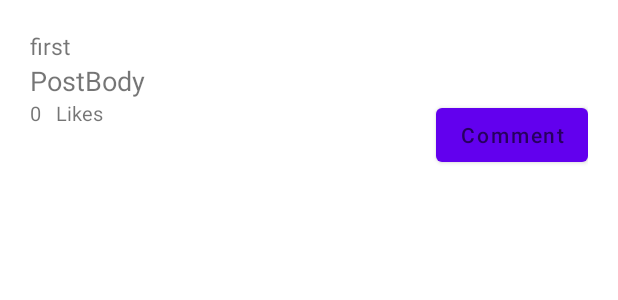
After one commit to IatrouNick/OnlyVoiceApp, an Android app: the layout activity_posts_items.xml on its own in the app's theme, with its tools: preview values and no code run, on a phone screen of 412 x 824 dp. The commit adds this screen. Shown: the top 300 px of the screen. Run offline under Robolectric (Android 15) with nearby library versions, the phone set to English and light mode, and no system bars.

Commit message:
Created post adapters//added some fields in the users/posts

```diff
--- a/app/src/main/AndroidManifest.xml
+++ b/app/src/main/AndroidManifest.xml
@@ -11,7 +11,8 @@
         android:roundIcon="@mipmap/ic_launcher_round"
         android:supportsRtl="true"
         android:theme="@style/Theme.OnlyVoiceApp">
-        <activity android:name=".CreatePostActivity"></activity>
+        <activity android:name=".PostsItems"></activity>
+        <activity android:name=".CreatePostActivity" />
         <activity android:name=".ShowProfile" />
         <activity android:name=".UsersSearchItems" />
         <activity android:name=".ProfileCreationActivity" />
--- a/app/src/main/java/com/example/acg/onlyvoiceapp/Users.java
+++ b/app/src/main/java/com/example/acg/onlyvoiceapp/Users.java
@@ -4,15 +4,19 @@ public class Users {
     private String email;
     private String firstName;
     private String lastName;
+    private String userKey;
 
     // Default constructor required for calls to DataSnapshot.getValue(Users.class)
     public Users() {}
 
-    public Users(String email, String firstName, String lastName) {
+    public Users(String email, String firstName, String lastName,String userKey) {
         this.email = email;
         this.firstName = firstName;
         this.lastName = lastName;
+        this.userKey = userKey;
     }
+
+    public String getUserKey() {  return userKey; }
 
     public String getEmail() {
         return email;
--- /dev/null
+++ b/app/src/main/res/layout/activity_posts_items.xml
@@ -0,0 +1,65 @@
+<?xml version="1.0" encoding="utf-8"?>
+<androidx.constraintlayout.widget.ConstraintLayout xmlns:android="http://schemas.android.com/apk/res/android"
+    xmlns:app="http://schemas.android.com/apk/res-auto"
+    xmlns:tools="http://schemas.android.com/tools"
+    android:layout_width="match_parent"
+    android:layout_height="wrap_content"
+    tools:context=".PostsItems"
+    android:padding="20dp"
+    >
+
+    <LinearLayout
+        android:layout_width="match_parent"
+        android:layout_height="match_parent"
+        android:orientation="vertical"
+        >
+
+
+            <TextView
+                android:id="@+id/postAuthorFullName"
+                android:layout_width="wrap_content"
+                android:layout_height="wrap_content"
+                android:textSize = "15sp"
+                android:text="first"
+                tools:ignore="MissingConstraints" />
+
+
+            <TextView
+                android:id="@+id/postBody"
+                android:layout_width="match_parent"
+                android:layout_height="wrap_content"
+                android:text="PostBody"
+                android:textSize="18sp" />
+        <RelativeLayout
+            android:layout_width="match_parent"
+            android:layout_height="wrap_content"
+            >
+            <TextView
+                android:id="@+id/postLike"
+                android:layout_width="wrap_content"
+                android:layout_height="wrap_content"
+                android:text="0"
+                android:textSize="13sp" />
+            <TextView
+                android:id="@+id/postLikesText"
+                android:layout_width="wrap_content"
+                android:layout_height="wrap_content"
+                android:layout_toRightOf="@id/postLike"
+                android:layout_marginLeft="10dp"
+                android:text="Likes"
+                android:textSize="13sp" />
+
+            <Button
+                android:id="@+id/postComment"
+                android:layout_width="wrap_content"
+                android:layout_height="wrap_content"
+                android:layout_alignParentRight="true"
+                android:layout_marginLeft="20dp"
+                android:hint="Comment"
+                 />
+        </RelativeLayout>
+    </LinearLayout>
+
+
+
+</androidx.constraintlayout.widget.ConstraintLayout>
```
Also changed, not shown: app/src/main/java/com/example/acg/onlyvoiceapp/CreatePostActivity.java (+9 -7 lines), app/src/main/java/com/example/acg/onlyvoiceapp/Likes.java (added, +20 -0 lines), app/src/main/java/com/example/acg/onlyvoiceapp/Posts.java (+12 -4 lines), app/src/main/java/com/example/acg/onlyvoiceapp/PostsAdapter.java (added, +112 -0 lines), app/src/main/java/com/example/acg/onlyvoiceapp/PostsItems.java (added, +101 -0 lines), app/src/main/java/com/example/acg/onlyvoiceapp/ProfileCreationActivity.java (+6 -4 lines), app/src/main/java/com/example/acg/onlyvoiceapp/WallActivity.java (+78 -26 lines), app/src/main/res/layout/activity_wall.xml (+54 -11 lines).
